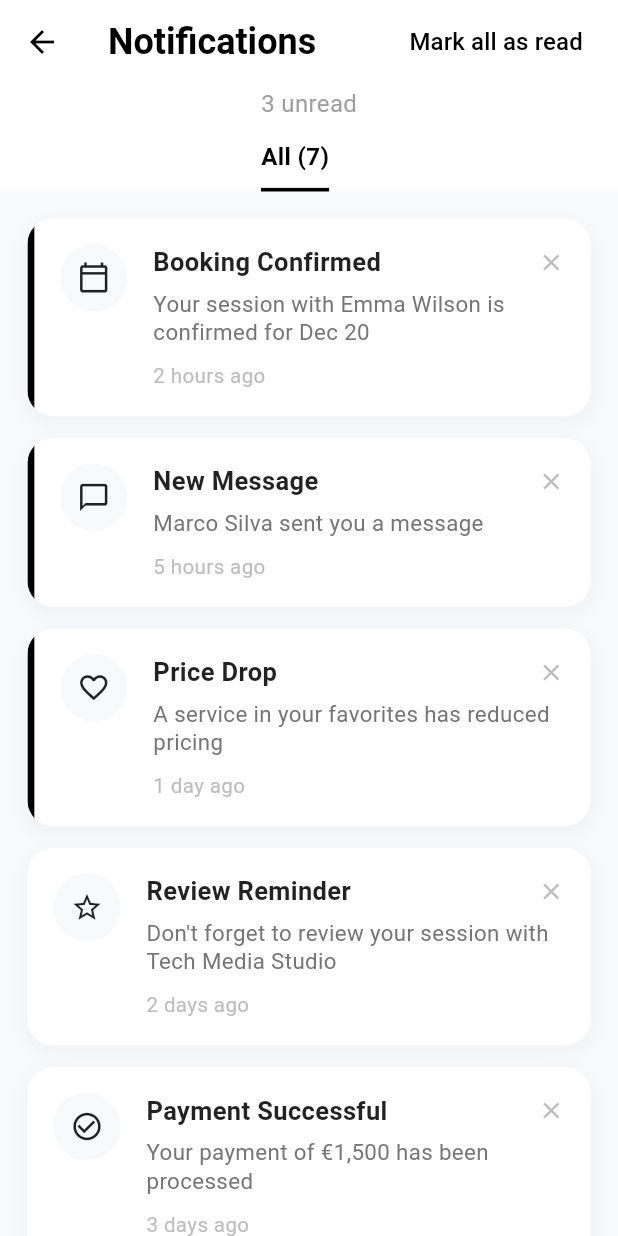
After one commit to nazmul8451/Photopia-MomentMarketplace, a Flutter app: the NotificationScreen screen opened directly, on a phone screen of 412 x 824 dp. The commit adds this screen. Run offline on Flutter 3.47's test engine with Material 3 defaults, Android fonts, the phone set to English and light mode, and no system bars; our stand-ins replace device_preview, flutter_screenutil, shimmer; network calls fail.

Commit message:
add notification screen

```diff
--- /dev/null
+++ b/lib/features/client/notification_screen.dart
@@ -0,0 +1,261 @@
+import 'package:flutter/material.dart';
+import 'package:flutter_screenutil/flutter_screenutil.dart';
+
+class NotificationScreen extends StatefulWidget {
+  const NotificationScreen({super.key});
+
+  @override
+  State<NotificationScreen> createState() => _NotificationScreenState();
+}
+
+class _NotificationScreenState extends State<NotificationScreen> {
+  final List<Map<String, dynamic>> _notifications = [
+    {
+      'title': 'Booking Confirmed',
+      'description': 'Your session with Emma Wilson is confirmed for Dec 20',
+      'timeAgo': '2 hours ago',
+      'icon': Icons.calendar_today_outlined,
+      'isUnread': true,
+    },
+    {
+      'title': 'New Message',
+      'description': 'Marco Silva sent you a message',
+      'timeAgo': '5 hours ago',
+      'icon': Icons.chat_bubble_outline,
+      'isUnread': true,
+    },
+    {
+      'title': 'Price Drop',
+      'description': 'A service in your favorites has reduced pricing',
+      'timeAgo': '1 day ago',
+      'icon': Icons.favorite_border,
+      'isUnread': true,
+    },
+    {
+      'title': 'Review Reminder',
+      'description': "Don't forget to review your session with Tech Media Studio",
+      'timeAgo': '2 days ago',
+      'icon': Icons.star_border,
+      'isUnread': false,
+    },
+    {
+      'title': 'Payment Successful',
+      'description': 'Your payment of €1,500 has been processed',
+      'timeAgo': '3 days ago',
+      'icon': Icons.check_circle_outline,
+      'isUnread': false,
+    },
+    {
+      'title': 'Upcoming Session',
+      'description': 'Your portrait session is tomorrow at 2:00 PM',
+      'timeAgo': '4 days ago',
+      'icon': Icons.calendar_today_outlined,
+      'isUnread': false,
+    },
+    {
+      'title': 'New Message',
+      'description': 'SkyView Productions responded to your inquiry',
+      'timeAgo': '5 days ago',
+      'icon': Icons.chat_bubble_outline,
+      'isUnread': false,
+    },
+  ];
+
+  @override
+  Widget build(BuildContext context) {
+    return Scaffold(
+      backgroundColor: const Color(0xFFF8F9FA),
+      appBar: AppBar(
+        backgroundColor: Colors.white,
+        elevation: 0,
+        leading: IconButton(
+          icon: const Icon(Icons.arrow_back, color: Colors.black),
+          onPressed: () => Navigator.pop(context),
+        ),
+        title: Text(
+          'Notifications',
+          style: TextStyle(
+            color: Colors.black,
+            fontSize: 22.sp.clamp(22, 24),
+            fontWeight: FontWeight.bold,
+          ),
+        ),
+        actions: [
+          TextButton(
+            onPressed: () {
+              setState(() {
+                for (var n in _notifications) {
+                  n['isUnread'] = false;
+                }
+              });
+            },
+            child: Text(
+              'Mark all as read',
+              style: TextStyle(
+                color: Colors.black,
+                fontSize: 14.sp.clamp(14, 16),
+                fontWeight: FontWeight.w500,
+              ),
+            ),
+          ),
+          SizedBox(width: 10.w),
+        ],
+        bottom: PreferredSize(
+          preferredSize: Size.fromHeight(60.h),
+          child: Column(
+            crossAxisAlignment: CrossAxisAlignment.start,
+            children: [
+              Padding(
+                padding: EdgeInsets.symmetric(horizontal: 16.w),
+                child: Text(
+                  '${_notifications.where((n) => n['isUnread']).length} unread',
+                  style: TextStyle(
+                    color: Colors.grey,
+                    fontSize: 14.sp.clamp(14, 16),
+                  ),
+                ),
+              ),
+              SizedBox(height: 10.h),
+              Padding(
+                padding: EdgeInsets.symmetric(horizontal: 16.w),
+                child: IntrinsicWidth(
+                  child: Column(
+                    children: [
+                      Text(
+                        'All (${_notifications.length})',
+                        style: TextStyle(
+                          color: Colors.black,
+                          fontSize: 14.sp.clamp(14, 16),
+                          fontWeight: FontWeight.bold,
+                        ),
+                      ),
+                      SizedBox(height: 8.h),
+                      Container(
+                        height: 2.h,
+                        color: Colors.black,
+                      ),
+                    ],
+                  ),
+                ),
+              ),
+            ],
+          ),
+        ),
+      ),
+      body: ListView.builder(
+        padding: EdgeInsets.symmetric(vertical: 15.h, horizontal: 16.w),
+        itemCount: _notifications.length,
+        itemBuilder: (context, index) {
+          final notification = _notifications[index];
+          return _buildNotificationCard(notification, index);
+        },
+      ),
+    );
+  }
+
+  Widget _buildNotificationCard(Map<String, dynamic> notification, int index) {
+    return Container(
+      margin: EdgeInsets.only(bottom: 12.h),
+      decoration: BoxDecoration(
+        color: Colors.white,
+        borderRadius: BorderRadius.circular(15).r,
+        boxShadow: [
+          BoxShadow(
+            color: Colors.black.withOpacity(0.03),
+            blurRadius: 10,
+            offset: const Offset(0, 4),
+          ),
+        ],
+      ),
+      child: ClipRRect(
+        borderRadius: BorderRadius.circular(15).r,
+        child: IntrinsicHeight(
+          child: Row(
+            children: [
+              // Unread Indicator
+              if (notification['isUnread'])
+                Container(
+                  width: 4.w,
+                  color: Colors.black,
+                ),
+              Expanded(
+                child: Padding(
+                  padding: EdgeInsets.all(15.w),
+                  child: Row(
+                    crossAxisAlignment: CrossAxisAlignment.start,
+                    children: [
+                      // Icon
+                      Container(
+                        padding: EdgeInsets.all(10.w),
+                        decoration: BoxDecoration(
+                          color: const Color(0xFFF8F9FA),
+                          shape: BoxShape.circle,
+                        ),
+                        child: Icon(
+                          notification['icon'],
+                          size: 20.sp.clamp(20, 22),
+                          color: Colors.black87,
+                        ),
+                      ),
+                      SizedBox(width: 15.w),
+                      // Content
+                      Expanded(
+                        child: Column(
+                          crossAxisAlignment: CrossAxisAlignment.start,
+                          children: [
+                            Row(
+                              mainAxisAlignment: MainAxisAlignment.spaceBetween,
+                              children: [
+                                Text(
+                                  notification['title'],
+                                  style: TextStyle(
+                                    fontSize: 15.sp.clamp(15, 17),
+                                    fontWeight: FontWeight.bold,
+                                    color: Colors.black87,
+                                  ),
+                                ),
+                                GestureDetector(
+                                  onTap: () {
+                                    setState(() {
+                                      _notifications.removeAt(index);
+                                    });
+                                  },
+                                  child: Icon(
+                                    Icons.close,
+                                    size: 16.sp.clamp(16, 18),
+                                    color: Colors.grey.shade400,
+                                  ),
+                                ),
+                              ],
+                            ),
+                            SizedBox(height: 5.h),
+                            Text(
+                              notification['description'],
+                              style: TextStyle(
+                                fontSize: 13.sp.clamp(13, 15),
+                                color: Colors.grey.shade600,
+                                height: 1.3,
+                              ),
+                            ),
+                            SizedBox(height: 8.h),
+                            Text(
+                              notification['timeAgo'],
+                              style: TextStyle(
+                                fontSize: 12.sp.clamp(12, 14),
+                                color: Colors.grey.shade400,
+                              ),
+                            ),
+                          ],
+                        ),
+                      ),
+                    ],
+                  ),
+                ),
+              ),
+            ],
+          ),
+        ),
+      ),
+    );
+  }
+}
--- a/lib/features/client/search_filter_screen.dart
+++ b/lib/features/client/search_filter_screen.dart
@@ -41,7 +41,7 @@ class _SearchFilterScreenState extends State<SearchFilterScreen> {
         title: Text(
           'Search Filter',
           style: TextStyle(
-            color: const Color(0xFF4CB5F5), // Light blue color from image
+            color:  Colors.black, // Light blue color from image
             fontSize: 18.sp.clamp(18, 20),
             fontWeight: FontWeight.bold,
           ),
@@ -181,7 +181,7 @@ class _SearchFilterScreenState extends State<SearchFilterScreen> {
                     ),
                     child: Text(
                       'Clear All',
-                      style: TextStyle(color: Colors.black87, fontSize: 16.sp, fontWeight: FontWeight.w600),
+                      style: TextStyle(color: Colors.black87, fontSize: 16.sp.clamp(16, 18), fontWeight: FontWeight.w600),
                     ),
                   ),
                 ),
@@ -208,7 +208,7 @@ class _SearchFilterScreenState extends State<SearchFilterScreen> {
                     ),
                     child: Text(
                       'Apply Filters',
-                      style: TextStyle(color: Colors.white, fontSize: 16.sp, fontWeight: FontWeight.w600),
+                      style: TextStyle(color: Colors.white, fontSize: 16.sp.clamp(16, 18), fontWeight: FontWeight.w600),
                     ),
                   ),
                 ),
@@ -271,7 +271,7 @@ class _SearchFilterScreenState extends State<SearchFilterScreen> {
       checkmarkColor: Colors.white,
       labelStyle: TextStyle(
         color: isSelected ? Colors.white : Colors.black87,
-        fontSize: 13.sp,
+        fontSize: 13.sp.clamp(13, 15),
         fontWeight: isSelected ? FontWeight.w600 : FontWeight.normal,
       ),
       shape: RoundedRectangleBorder(
```
